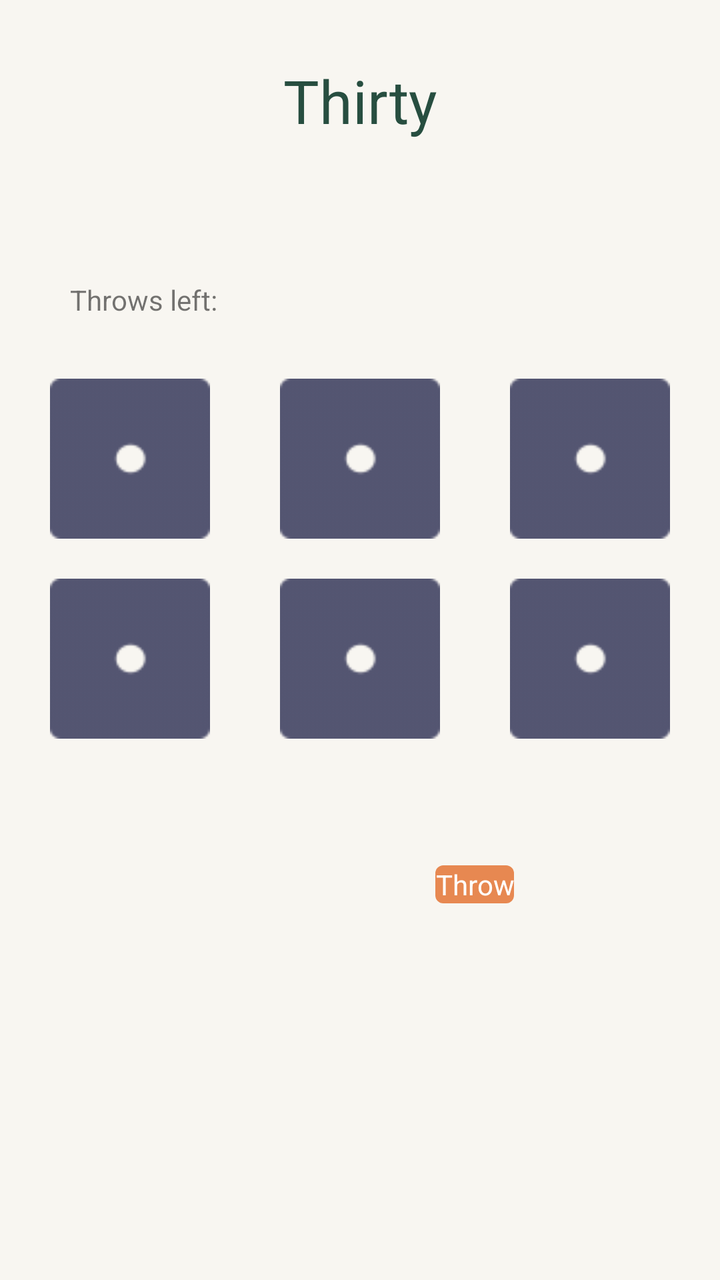
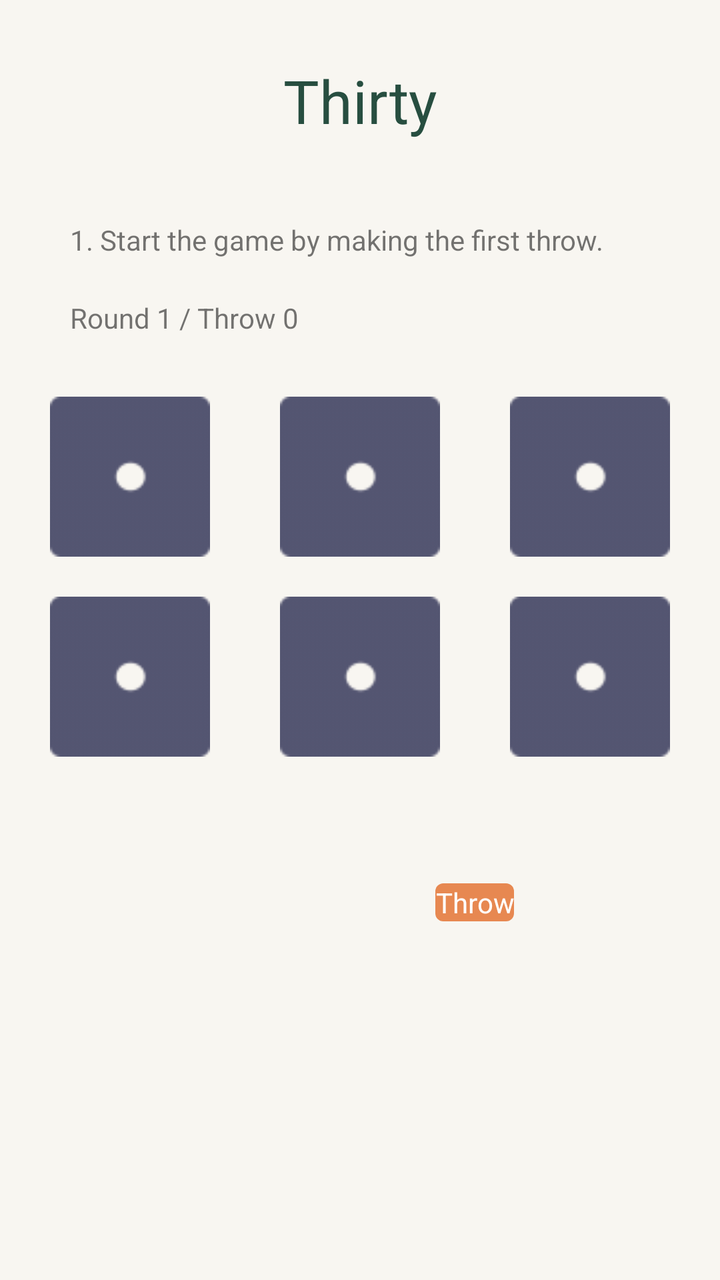

The first picture is an Android layout as it rendered before a commit; the second is the same layout after the commit. The layout source and the unified diff follow.
<!-- AndroidManifest.xml: application theme Theme.Thirty -->
<!-- res/layout/start.xml -->
<?xml version="1.0" encoding="utf-8"?>
<LinearLayout xmlns:android="http://schemas.android.com/apk/res/android"
    android:layout_width="match_parent"
    android:layout_height="match_parent"
    android:orientation="vertical"
    android:background="@color/background"
    android:id="@+id/root_layout">

    <TextView
        android:id="@+id/textView"
        android:layout_width="match_parent"
        android:layout_height="wrap_content"
        android:text="@string/app_name"
        android:textSize="30sp"
        android:gravity="center"
        android:textColor="#274E40"
        android:layout_marginTop="30dp"
        android:layout_marginStart="15dp"
        android:layout_marginEnd="15dp"
        android:layout_marginBottom="70dp"/>

    <TextView
        android:id="@+id/throw_count"
        android:text="@string/throw_count"
        android:layout_width="match_parent"
        android:layout_height="wrap_content"
        android:layout_marginBottom="20dp"
        android:layout_marginStart="35dp"
        />

    <TableLayout
        android:layout_width="match_parent"
        android:layout_height="wrap_content"
        android:orientation="horizontal">

        <TableRow
            android:gravity="center">

            <ImageButton
                android:id="@+id/dice_button_1"
                android:layout_width="wrap_content"
                android:layout_height="wrap_content"
                android:src="@drawable/blue1"
                android:padding="10dp"
                android:background="@android:color/transparent"
                android:minHeight="100dp"
                android:minWidth="100dp"
                android:scaleType="fitCenter"
                android:layout_marginEnd="15dp"
                android:contentDescription="@string/dice1"
                />

            <ImageButton
                android:id="@+id/dice_button_2"
                android:layout_width="wrap_content"
                android:layout_height="wrap_content"
                android:src="@drawable/blue1"
                android:padding="10dp"
                android:background="@android:color/transparent"
                android:minHeight="100dp"
                android:minWidth="100dp"
                android:scaleType="fitCenter"
                android:layout_marginEnd="15dp"
                android:contentDescription="@string/dice2"
                />

            <ImageButton
                android:id="@+id/dice_button_3"
                android:layout_width="wrap_content"
                android:layout_height="wrap_content"
                android:src="@drawable/blue1"
                android:padding="10dp"
                android:background="@android:color/transparent"
                android:minHeight="100dp"
                android:minWidth="100dp"
                android:scaleType="fitCenter"
                android:contentDescription="@string/dice3"
                />
        </TableRow>

        <TableRow
            android:gravity="center">

            <ImageButton
                android:id="@+id/dice_button_4"
                android:layout_width="wrap_content"
                android:layout_height="wrap_content"
                android:src="@drawable/blue1"
                android:padding="10dp"
                android:background="@android:color/transparent"
                android:minHeight="100dp"
                android:minWidth="100dp"
                android:scaleType="fitCenter"
                android:layout_marginEnd="15dp"
                android:contentDescription="@string/dice4"
                />

            <ImageButton
                android:id="@+id/dice_button_5"
                android:layout_width="wrap_content"
                android:layout_height="wrap_content"
                android:src="@drawable/blue1"
                android:padding="10dp"
                android:background="@android:color/transparent"
                android:minHeight="100dp"
                android:minWidth="100dp"
                android:scaleType="fitCenter"
                android:layout_marginEnd="15dp"
                android:contentDescription="@string/dice5"
                />

            <ImageButton
                android:id="@+id/dice_button_6"
                android:layout_width="wrap_content"
                android:layout_height="wrap_content"
                android:src="@drawable/blue1"
                android:padding="10dp"
                android:background="@android:color/transparent"
                android:minHeight="100dp"
                android:minWidth="100dp"
                android:scaleType="fitCenter"
                android:contentDescription="@string/dice6"
                />
        </TableRow>

        <TableRow
            android:layout_width="match_parent"
            android:layout_height="match_parent"
            android:gravity="center"
            android:layout_marginTop="50dp">

            <Spinner
                android:id="@+id/spinner"
                android:layout_width="wrap_content"
                android:layout_height="wrap_content"
                android:spinnerMode="dialog"
                android:padding="13dp"
                android:background="@drawable/spinner_shape"
                android:layout_gravity="center"/>

            <Button
                android:id="@+id/throw_button"
                android:layout_gravity="center"
                android:background="@drawable/button_shape"
                android:gravity="center"
                android:text="@string/throw_button"
                android:textColor="@color/white" />

        </TableRow>
    </TableLayout>
</LinearLayout>
<!-- resources referenced by this layout -->
<resources>
  <color name="background">#FFF8F6F1</color>
  <color name="white">#FFFFFFFF</color>
  <!-- drawable blue1: png bitmap (drawable-hdpi, 261 bytes) -->
  <!-- drawable button_shape (drawable) -->
  <shape xmlns:android="http://schemas.android.com/apk/res/android"
      android:shape="rectangle" >
      <solid
          android:color="@color/button" />
  
  
  
      <corners
          android:radius="4dp" />
  </shape>
  <!-- drawable spinner_shape (drawable) -->
  <shape xmlns:android="http://schemas.android.com/apk/res/android"
      android:shape="rectangle" >
      <solid
          android:color="@android:color/transparent" />
      <stroke
          android:width="1dip"
          android:color="@color/button"/>
      <corners
          android:radius="4dp" />
  </shape>
  <string name="app_name">Thirty</string>
  <string name="dice1">Dice1</string>
  <string name="dice2">Dice2</string>
  <string name="dice3">Dice3</string>
  <string name="dice4">Dice4</string>
  <string name="dice5">Dice5</string>
  <string name="dice6">Dice6</string>
  <string name="throw_button">Throw</string>
  <string name="throw_count">Throws left: </string>
  <style name="Theme.Thirty" parent="android:Theme.Material.Light.NoActionBar">
      </style>
  <color name="button">#FFE78851</color>
</resources>

<!-- the commit's change to res/layout/start.xml (unified diff, before → after) -->
@@ -17,12 +17,20 @@
         android:layout_marginTop="30dp"
         android:layout_marginStart="15dp"
         android:layout_marginEnd="15dp"
-        android:layout_marginBottom="70dp"/>
+        android:layout_marginBottom="40dp"/>
+
+    <TextView
+        android:id="@+id/description"
+        android:layout_width="wrap_content"
+        android:layout_height="wrap_content"
+        android:text="@string/step1"
+        android:layout_marginBottom="20dp"
+        android:layout_marginStart="35dp"/>
 
     <TextView
         android:id="@+id/throw_count"
-        android:text="@string/throw_count"
-        android:layout_width="match_parent"
+        android:text="@string/round_throw"
+        android:layout_width="wrap_content"
         android:layout_height="wrap_content"
         android:layout_marginBottom="20dp"
         android:layout_marginStart="35dp"
<!-- resource entries referenced after the edit -->
@@ -32,8 +32,9 @@
   <string name="dice4">Dice4</string>
   <string name="dice5">Dice5</string>
   <string name="dice6">Dice6</string>
+  <string name="round_throw">Round 1 / Throw 0</string>
+  <string name="step1">1. Start the game by making the first throw.</string>
   <string name="throw_button">Throw</string>
-  <string name="throw_count">Throws left: </string>
   <style name="Theme.Thirty" parent="android:Theme.Material.Light.NoActionBar">
       </style>
   <color name="button">#FFE78851</color>
